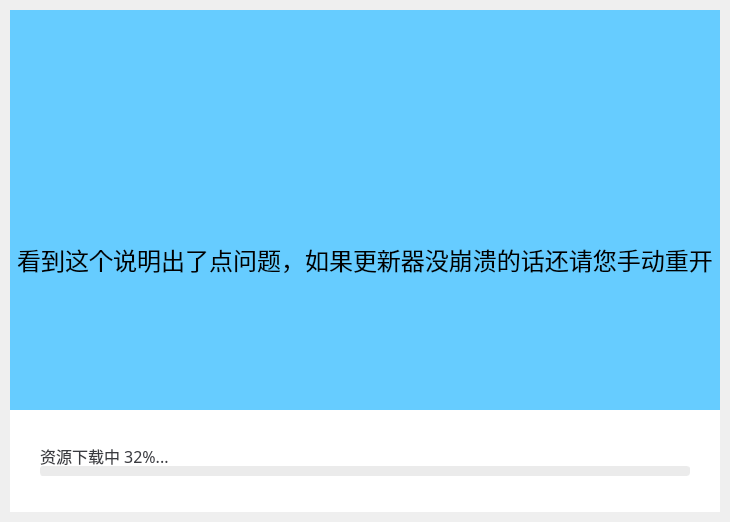
This is mainwindow.ui in kongying-tavern/yuanshendt-updater as Qt 5 draws it before an edit. The edited form follows.
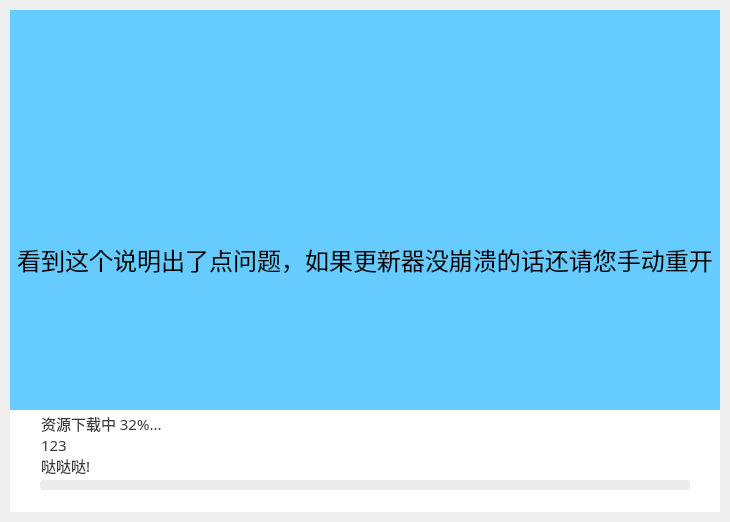
This is the edited form. The open tabs and pages were chosen to show the change. Icons and pictures are not drawn.

Commit message: 同时下载三个文件

Diff of the .ui file:
```diff
--- a/mainwindow.ui
+++ b/mainwindow.ui
@@ -52,16 +52,16 @@
      <string notr="true">background:rgb(255,255,255);</string>
     </property>
     <property name="currentIndex">
-     <number>1</number>
+     <number>0</number>
     </property>
     <widget class="QWidget" name="page_Dling">
      <widget class="QLabel" name="label_Text">
       <property name="geometry">
        <rect>
         <x>30</x>
-        <y>35</y>
+        <y>-1</y>
         <width>651</width>
-        <height>21</height>
+        <height>71</height>
        </rect>
       </property>
       <property name="font">
@@ -73,18 +73,40 @@
       <property name="styleSheet">
        <string notr="true">QLabel{
 color:rgb(58, 59, 64);
-font-size:16px;
+font-size:10px;
 }</string>
       </property>
+      <property name="frameShape">
+       <enum>QFrame::NoFrame</enum>
+      </property>
+      <property name="frameShadow">
+       <enum>QFrame::Plain</enum>
+      </property>
       <property name="text">
-       <string>资源下载中 32%...</string>
+       <string>&lt;!DOCTYPE HTML PUBLIC &quot;-//W3C//DTD HTML 4.0//EN&quot; &quot;http://www.w3.org/TR/REC-html40/strict.dtd&quot;&gt;
+&lt;html&gt;&lt;head&gt;&lt;meta name=&quot;qrichtext&quot; content=&quot;1&quot; /&gt;&lt;style type=&quot;text/css&quot;&gt;
+p, li { white-space: pre-wrap; }
+&lt;/style&gt;&lt;/head&gt;&lt;body style=&quot; font-family:'SimSun'; font-size:7pt; font-weight:400; font-style:normal;&quot;&gt;
+&lt;p style=&quot; margin-top:10px; margin-bottom:12px; margin-left:0px; margin-right:0px; -qt-block-indent:0; text-indent:0px;&quot;&gt;&lt;span style=&quot; font-family:'微软雅黑'; font-size:11pt;&quot;&gt;资源下载中 32%...&lt;br&gt;123&lt;br&gt;哒哒哒!&lt;/span&gt;&lt;/p&gt;&lt;/body&gt;&lt;/html&gt;</string>
+      </property>
+      <property name="alignment">
+       <set>Qt::AlignLeading|Qt::AlignLeft|Qt::AlignVCenter</set>
+      </property>
+      <property name="wordWrap">
+       <bool>false</bool>
+      </property>
+      <property name="margin">
+       <number>0</number>
+      </property>
+      <property name="indent">
+       <number>1</number>
       </property>
      </widget>
      <widget class="QProgressBar" name="progressBar">
       <property name="geometry">
        <rect>
         <x>30</x>
-        <y>56</y>
+        <y>70</y>
         <width>650</width>
         <height>10</height>
        </rect>
@@ -136,6 +158,9 @@
        <string/>
       </property>
      </widget>
+     <zorder>progressBar</zorder>
+     <zorder>label_Dlnow</zorder>
+     <zorder>label_Text</zorder>
     </widget>
     <widget class="QWidget" name="page_Button">
      <widget class="QPushButton" name="pushButton_Start">
```
The commit also changes 9 other files.
